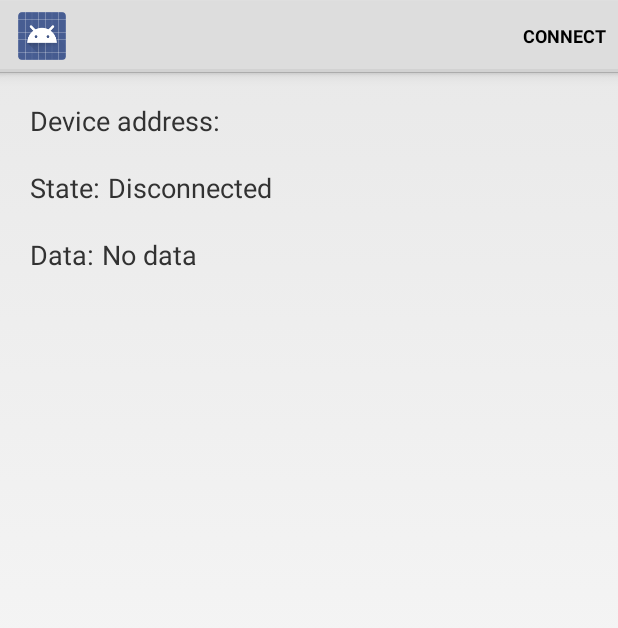
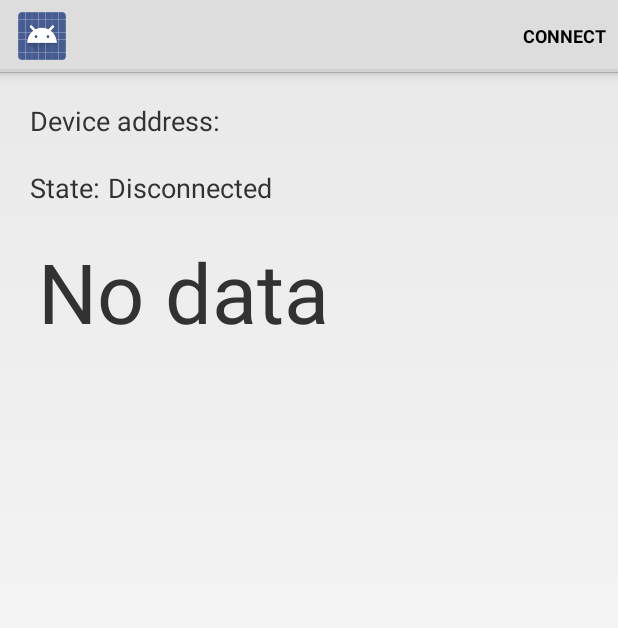
Before and after one commit to marcushill/crimsonhacks_app, an Android app: the DeviceControlActivity screen opened directly, with no data from a screen before it, on a phone screen of 412 x 824 dp. Shown: the top 628 px of the screen. Run offline under Robolectric (Android 15) with nearby library versions, the phone set to English and light mode, and no system bars; 3 statements that could not run were skipped.

Commit message:
GPS Enabled

```diff
--- a/Application/src/main/res/layout/gatt_services_characteristics.xml
+++ b/Application/src/main/res/layout/gatt_services_characteristics.xml
@@ -49,21 +49,25 @@
                   android:text="@string/disconnected"
                   android:textSize="18sp"/>
     </LinearLayout>
-    <LinearLayout android:orientation="horizontal"
-                  android:layout_width="match_parent"
-                  android:layout_height="wrap_content"
-                  android:layout_margin="10dp">
-        <TextView android:layout_width="wrap_content"
-                  android:layout_height="wrap_content"
-                  android:text="@string/label_data"
-                  android:textSize="18sp"/>
-        <Space android:layout_width="5dp"
-               android:layout_height="wrap_content"/>
-        <TextView android:id="@+id/data_value"
-                  android:layout_width="match_parent"
-                  android:layout_height="wrap_content"
-                  android:text="@string/no_data"
-                  android:textSize="18sp"/>
+
+    <LinearLayout
+        android:layout_width="match_parent"
+        android:layout_height="wrap_content"
+        android:layout_margin="10dp"
+        android:orientation="horizontal"
+        android:textAlignment="center">
+
+        <Space
+            android:layout_width="5dp"
+            android:layout_height="wrap_content" />
+
+        <TextView
+            android:id="@+id/data_value"
+            android:layout_width="match_parent"
+            android:layout_height="wrap_content"
+            android:text="@string/no_data"
+            android:textAlignment="center"
+            android:textSize="55dp" />
     </LinearLayout>
 
     <ExpandableListView android:id="@+id/gatt_services_list"
```
Also changed, not shown: Application/src/main/java/com/example/android/bluetoothlegatt/DeviceControlActivity.java (+31 -7 lines).
